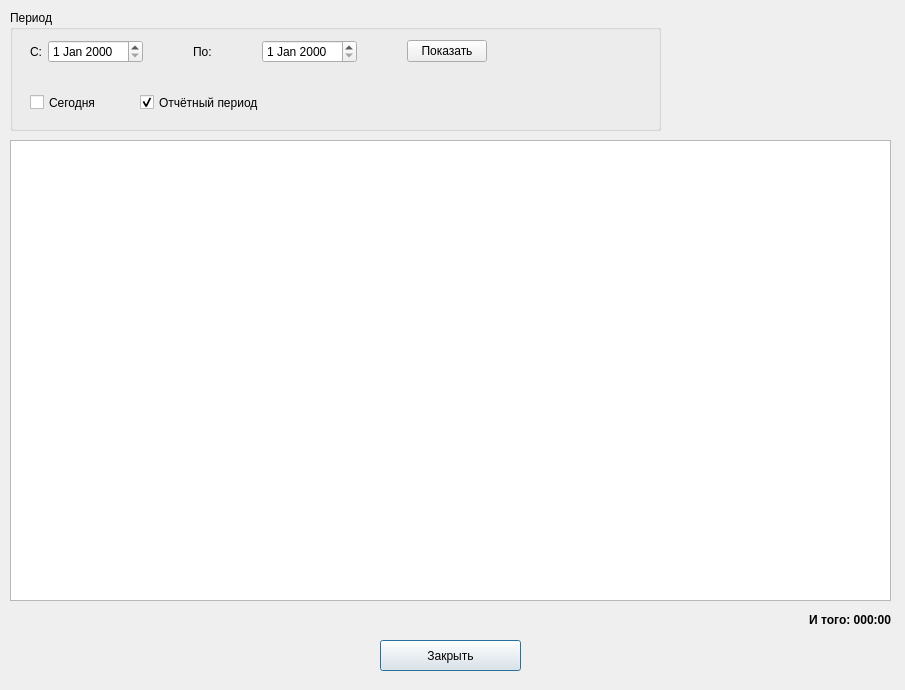
This is TasksAccounting/worksperioddialog.ui in MishIvan/UbuntuProjects as Qt 5 draws it before an edit. The edited form follows.
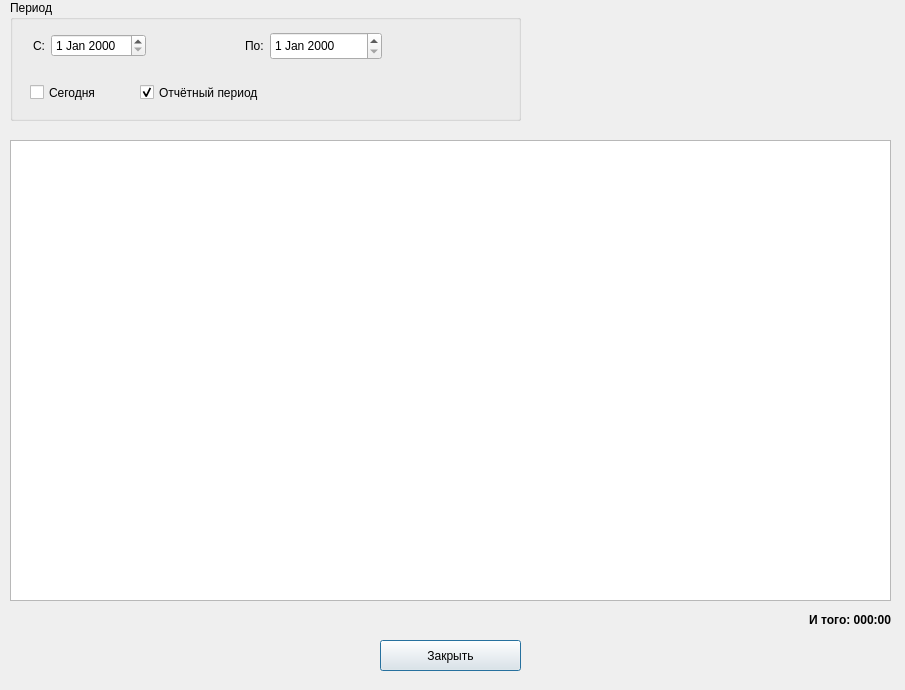
This is the edited form.

Patch:
```diff
--- a/TasksAccounting/worksperioddialog.ui
+++ b/TasksAccounting/worksperioddialog.ui
@@ -80,79 +80,14 @@
    <property name="geometry">
     <rect>
      <x>10</x>
-     <y>10</y>
-     <width>651</width>
+     <y>0</y>
+     <width>511</width>
      <height>121</height>
     </rect>
    </property>
    <property name="title">
     <string>Период</string>
    </property>
-   <widget class="QWidget" name="layoutWidget">
-    <property name="geometry">
-     <rect>
-      <x>20</x>
-      <y>30</y>
-      <width>561</width>
-      <height>32</height>
-     </rect>
-    </property>
-    <layout class="QHBoxLayout" name="horizontalLayout_3">
-     <property name="spacing">
-      <number>50</number>
-     </property>
-     <property name="sizeConstraint">
-      <enum>QLayout::SetFixedSize</enum>
-     </property>
-     <item>
-      <layout class="QHBoxLayout" name="horizontalLayout_2">
-       <property name="spacing">
-        <number>6</number>
-       </property>
-       <property name="sizeConstraint">
-        <enum>QLayout::SetFixedSize</enum>
-       </property>
-       <item>
-        <widget class="QLabel" name="label">
-         <property name="text">
-          <string>С:</string>
-         </property>
-        </widget>
-       </item>
-       <item>
-        <widget class="QDateEdit" name="m_dateFromEdit"/>
-       </item>
-      </layout>
-     </item>
-     <item>
-      <layout class="QHBoxLayout" name="horizontalLayout">
-       <property name="sizeConstraint">
-        <enum>QLayout::SetFixedSize</enum>
-       </property>
-       <item>
-        <widget class="QLabel" name="label_2">
-         <property name="text">
-          <string>По:</string>
-         </property>
-        </widget>
-       </item>
-       <item>
-        <widget class="QDateEdit" name="m_dateToEdit"/>
-       </item>
-      </layout>
-     </item>
-     <item>
-      <widget class="QPushButton" name="m_setTimeButton">
-       <property name="toolTip">
-        <string>Задать период и вывести  результаты</string>
-       </property>
-       <property name="text">
-        <string>Показать</string>
-       </property>
-      </widget>
-     </item>
-    </layout>
-   </widget>
    <widget class="QCheckBox" name="m_todayCheckBox">
     <property name="geometry">
      <rect>
@@ -194,6 +129,88 @@
      <bool>false</bool>
     </property>
    </widget>
+   <widget class="QWidget" name="">
+    <property name="geometry">
+     <rect>
+      <x>23</x>
+      <y>30</y>
+      <width>441</width>
+      <height>32</height>
+     </rect>
+    </property>
+    <layout class="QHBoxLayout" name="horizontalLayout_3">
+     <item>
+      <layout class="QHBoxLayout" name="horizontalLayout_2">
+       <property name="spacing">
+        <number>6</number>
+       </property>
+       <property name="sizeConstraint">
+        <enum>QLayout::SetFixedSize</enum>
+       </property>
+       <item>
+        <widget class="QLabel" name="label">
+         <property name="text">
+          <string>С:</string>
+         </property>
+        </widget>
+       </item>
+       <item>
+        <widget class="QDateEdit" name="m_dateFromEdit"/>
+       </item>
+      </layout>
+     </item>
+     <item>
+      <spacer name="horizontalSpacer_2">
+       <property name="orientation">
+        <enum>Qt::Horizontal</enum>
+       </property>
+       <property name="sizeHint" stdset="0">
+        <size>
+         <width>80</width>
+         <height>20</height>
+        </size>
+       </property>
+      </spacer>
+     </item>
+     <item>
+      <layout class="QHBoxLayout" name="horizontalLayout">
+       <property name="sizeConstraint">
+        <enum>QLayout::SetFixedSize</enum>
+       </property>
+       <item>
+        <widget class="QLabel" name="label_2">
+         <property name="text">
+          <string>По:</string>
+         </property>
+        </widget>
+       </item>
+       <item>
+        <widget class="QDateEdit" name="m_dateToEdit">
+         <property name="minimumSize">
+          <size>
+           <width>112</width>
+           <height>28</height>
+          </size>
+         </property>
+        </widget>
+       </item>
+      </layout>
+     </item>
+     <item>
+      <spacer name="horizontalSpacer">
+       <property name="orientation">
+        <enum>Qt::Horizontal</enum>
+       </property>
+       <property name="sizeHint" stdset="0">
+        <size>
+         <width>20</width>
+         <height>20</height>
+        </size>
+       </property>
+      </spacer>
+     </item>
+    </layout>
+   </widget>
   </widget>
  </widget>
  <resources/>
```
